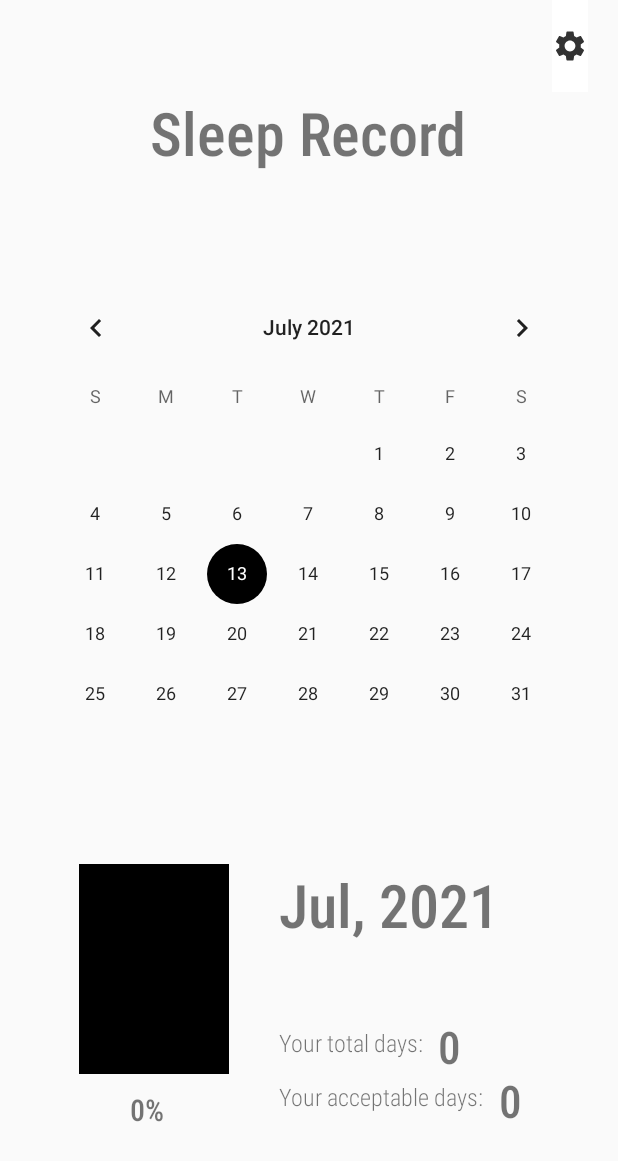
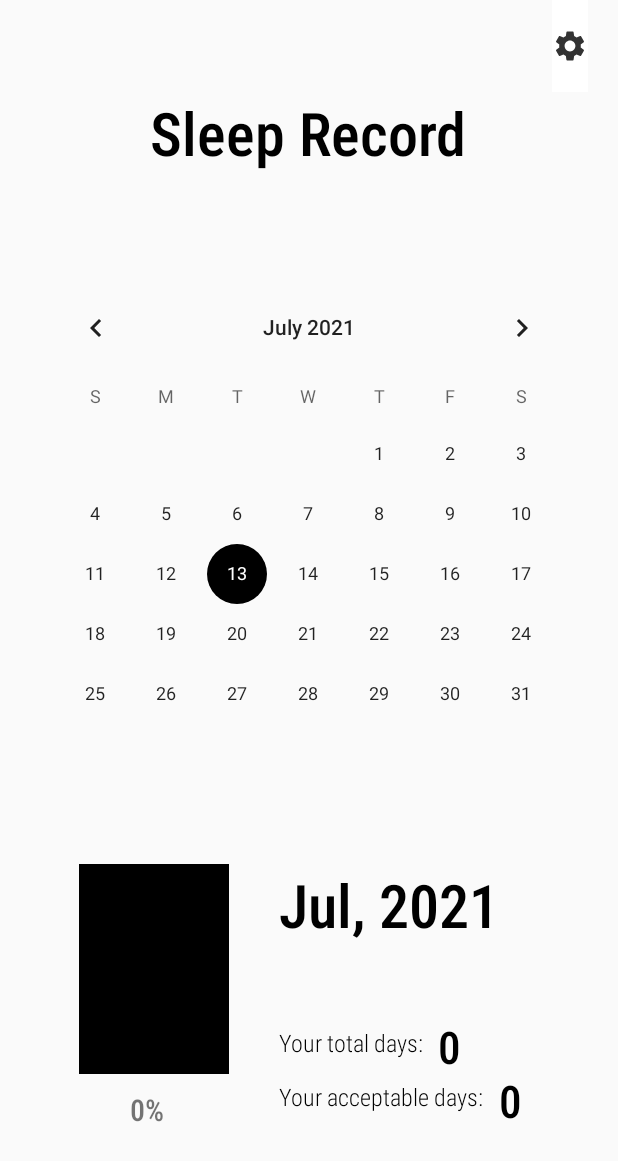
Before and after one commit to iluvyw/CS426-SleepSchedule, an Android app: the CalendarActivity screen opened directly, with no data from a screen before it, on a phone screen of 412 x 824 dp. Shown: the top 1161 px of the screen. Run offline under Robolectric (Android 15) with nearby library versions, the phone set to English and light mode, and no system bars.

Commit message:
update android manifest

```diff
--- a/app/build.gradle
+++ b/app/build.gradle
@@ -42,6 +42,7 @@ dependencies {
     implementation 'com.google.android.material:material:1.4.0'
     implementation 'androidx.navigation:navigation-fragment-ktx:2.3.5'
     implementation 'androidx.navigation:navigation-ui-ktx:2.3.5'
+    implementation 'pl.droidsonroids.gif:android-gif-drawable:1.2.19'
     testImplementation 'junit:junit:4.+'
     androidTestImplementation 'androidx.test.ext:junit:1.1.1'
     androidTestImplementation 'androidx.test.espresso:espresso-core:3.1.0'
--- a/app/src/main/AndroidManifest.xml
+++ b/app/src/main/AndroidManifest.xml
@@ -15,8 +15,8 @@
         tools:replace="android:theme">
         <activity android:name=".SleepResult"></activity>
         <activity android:name=".SetAlarmTime" />
-        <activity android:name=".Welcome" />
-        <activity android:name=".MainActivity">
+        <activity android:name=".MainActivity" />
+        <activity android:name=".Welcome">
             <intent-filter>
                 <action android:name="android.intent.action.MAIN" />
 
--- a/app/src/main/res/layout/activity_calendar.xml
+++ b/app/src/main/res/layout/activity_calendar.xml
@@ -26,7 +26,8 @@
         android:textStyle="bold"
         android:fontFamily="sans-serif-condensed-light"
         android:layout_gravity="center_horizontal"
-        android:layout_weight="2"/>
+        android:layout_weight="2"
+        android:textColor="@color/black"/>
 
     <CalendarView
         android:layout_width="match_parent"
@@ -83,6 +84,7 @@
                 android:hint="Your total days:"
                 android:textSize="40sp"
                 android:textStyle="bold"
+                android:textColor="@color/black"
                 android:fontFamily="sans-serif-condensed-light"
                 android:id="@+id/tvDateChoose"/>
 
@@ -97,6 +99,7 @@
                     android:fontFamily="sans-serif-condensed-light"
                     android:text="Your total days:"
                     android:textSize="16sp"
+                    android:textColor="@color/black"
                     android:layout_gravity="center_vertical"/>
 
                 <TextView
@@ -107,6 +110,7 @@
                     android:layout_gravity="center_vertical"
                     android:textStyle="bold"
                     android:textSize="30sp"
+                    android:textColor="@color/black"
                     android:layout_marginLeft="10sp"/>
 
             </LinearLayout>
@@ -121,11 +125,13 @@
                     android:layout_height="wrap_content"
                     android:fontFamily="sans-serif-condensed-light"
                     android:text="Your acceptable days:"
+                    android:textColor="@color/black"
                     android:textSize="16sp"
                     android:layout_gravity="center_vertical"/>
 
                 <TextView
                     android:layout_width="wrap_content"
+                    android:textColor="@color/black"
                     android:layout_height="match_parent"
                     android:fontFamily="sans-serif-condensed-light"
                     android:id="@+id/etAcceptDay"
```
